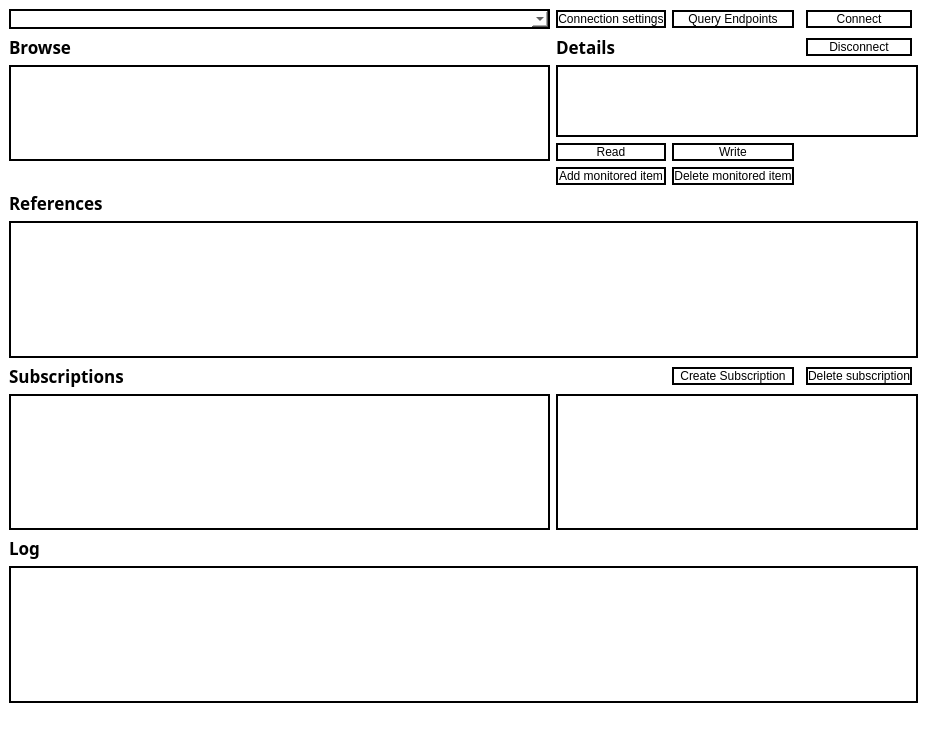
This is opc-client/mainWindow.ui in alexlocastro/industrial-informatics-opc-ua-python as Qt 5 draws it before an edit. The edited form follows.
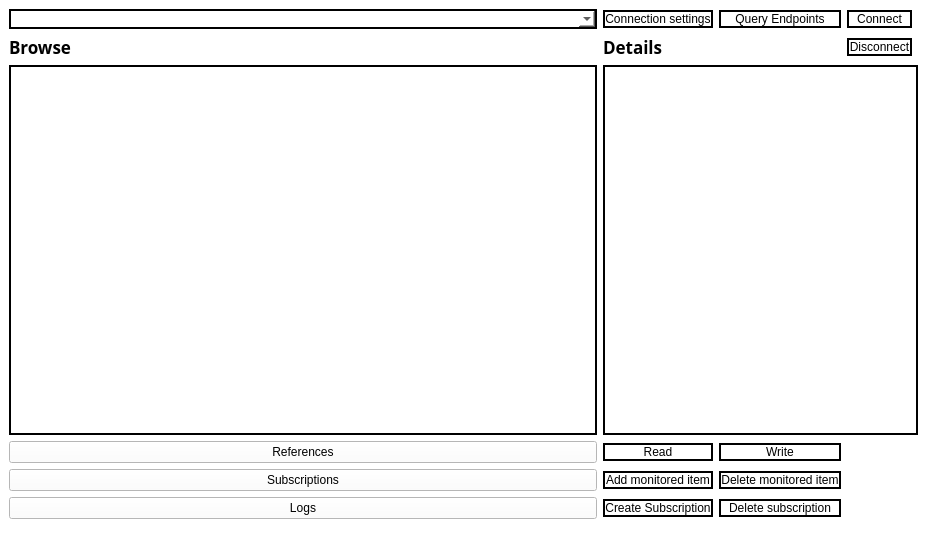
This is the edited form.

```diff
--- a/opc-client/mainWindow.ui
+++ b/opc-client/mainWindow.ui
@@ -7,7 +7,7 @@
     <x>0</x>
     <y>0</y>
     <width>927</width>
-    <height>734</height>
+    <height>550</height>
    </rect>
   </property>
   <property name="sizePolicy">
@@ -26,65 +26,7 @@
   </property>
   <widget class="QWidget" name="centralwidget">
    <layout class="QGridLayout" name="gridLayout">
-    <item row="9" column="2">
-     <widget class="QPushButton" name="unsubDataChangeButton">
-      <property name="styleSheet">
-       <string notr="true">QPushButton {
-	background-color: white;
-	border: 2px solid black;
-}</string>
-      </property>
-      <property name="text">
-       <string>Delete monitored item</string>
-      </property>
-     </widget>
-    </item>
-    <item row="3" column="1">
-     <widget class="QLabel" name="label_3">
-      <property name="font">
-       <font>
-        <family>Ubuntu Mono</family>
-        <pointsize>13</pointsize>
-        <weight>75</weight>
-        <bold>true</bold>
-       </font>
-      </property>
-      <property name="text">
-       <string>Details</string>
-      </property>
-     </widget>
-    </item>
-    <item row="4" column="0" rowspan="5">
-     <widget class="QTreeView" name="treeView">
-      <property name="styleSheet">
-       <string notr="true">border: 2px solid black;
-</string>
-      </property>
-      <property name="editTriggers">
-       <set>QAbstractItemView::NoEditTriggers</set>
-      </property>
-     </widget>
-    </item>
-    <item row="8" column="1">
-     <widget class="QPushButton" name="readButton">
-      <property name="sizePolicy">
-       <sizepolicy hsizetype="Minimum" vsizetype="Fixed">
-        <horstretch>0</horstretch>
-        <verstretch>0</verstretch>
-       </sizepolicy>
-      </property>
-      <property name="styleSheet">
-       <string notr="true">QPushButton {
-	background-color: white;
-	border: 2px solid black;
-}</string>
-      </property>
-      <property name="text">
-       <string>Read</string>
-      </property>
-     </widget>
-    </item>
-    <item row="3" column="0">
+    <item row="5" column="0">
      <widget class="QLabel" name="label_4">
       <property name="font">
        <font>
@@ -99,24 +41,8 @@
       </property>
      </widget>
     </item>
-    <item row="0" column="1">
-     <widget class="QPushButton" name="connSettingsButton">
-      <property name="styleSheet">
-       <string notr="true">QPushButton {
-	background-color: white;
-	border: 2px solid black;
-}</string>
-      </property>
-      <property name="text">
-       <string>Connection settings</string>
-      </property>
-     </widget>
-    </item>
-    <item row="4" column="1" rowspan="4" colspan="5">
-     <widget class="QTreeView" name="attrView">
-      <property name="enabled">
-       <bool>true</bool>
-      </property>
+    <item row="6" column="0" rowspan="5">
+     <widget class="QTreeView" name="treeView">
       <property name="styleSheet">
        <string notr="true">border: 2px solid black;
 </string>
@@ -126,22 +52,27 @@
       </property>
      </widget>
     </item>
-    <item row="15" column="0">
-     <widget class="QLabel" name="label_5">
-      <property name="font">
-       <font>
-        <family>Ubuntu Mono</family>
-        <pointsize>13</pointsize>
-        <weight>75</weight>
-        <bold>true</bold>
-       </font>
+    <item row="5" column="3">
+     <widget class="QPushButton" name="disconnectButton">
+      <property name="styleSheet">
+       <string notr="true">QPushButton {
+	background-color: white;
+	border: 2px solid black;
+}</string>
       </property>
       <property name="text">
-       <string>Log</string>
+       <string>Disconnect</string>
       </property>
      </widget>
     </item>
-    <item row="0" column="0">
+    <item row="16" column="0">
+     <widget class="QPushButton" name="showLogsButton">
+      <property name="text">
+       <string>Logs</string>
+      </property>
+     </widget>
+    </item>
+    <item row="2" column="0">
      <widget class="QComboBox" name="addressComboBox">
       <property name="sizePolicy">
        <sizepolicy hsizetype="Expanding" vsizetype="Fixed">
@@ -157,83 +88,7 @@
       </property>
      </widget>
     </item>
-    <item row="14" column="0">
-     <widget class="QTableView" name="subView">
-      <property name="styleSheet">
-       <string notr="true">border: 2px solid black;
-</string>
-      </property>
-      <property name="editTriggers">
-       <set>QAbstractItemView::NoEditTriggers</set>
-      </property>
-     </widget>
-    </item>
-    <item row="11" column="0" colspan="6">
-     <widget class="QTableView" name="refView">
-      <property name="enabled">
-       <bool>true</bool>
-      </property>
-      <property name="styleSheet">
-       <string notr="true">border: 2px solid black;
-</string>
-      </property>
-      <property name="editTriggers">
-       <set>QAbstractItemView::NoEditTriggers</set>
-      </property>
-     </widget>
-    </item>
-    <item row="8" column="2">
-     <widget class="QPushButton" name="writeButton">
-      <property name="styleSheet">
-       <string notr="true">QPushButton {
-	background-color: white;
-	border: 2px solid black;
-}</string>
-      </property>
-      <property name="text">
-       <string>Write</string>
-      </property>
-     </widget>
-    </item>
-    <item row="14" column="1" colspan="5">
-     <widget class="QTableView" name="monItemView">
-      <property name="styleSheet">
-       <string notr="true">border: 2px solid black;</string>
-      </property>
-      <property name="editTriggers">
-       <set>QAbstractItemView::NoEditTriggers</set>
-      </property>
-     </widget>
-    </item>
-    <item row="9" column="1">
-     <widget class="QPushButton" name="subDataChangeButton">
-      <property name="styleSheet">
-       <string notr="true">QPushButton {
-	background-color: white;
-	border: 2px solid black;
-}</string>
-      </property>
-      <property name="text">
-       <string>Add monitored item</string>
-      </property>
-     </widget>
-    </item>
-    <item row="13" column="0">
-     <widget class="QLabel" name="label_2">
-      <property name="font">
-       <font>
-        <family>Ubuntu Mono</family>
-        <pointsize>13</pointsize>
-        <weight>75</weight>
-        <bold>true</bold>
-       </font>
-      </property>
-      <property name="text">
-       <string>Subscriptions</string>
-      </property>
-     </widget>
-    </item>
-    <item row="0" column="2">
+    <item row="2" column="2">
      <widget class="QPushButton" name="endpointsButton">
       <property name="styleSheet">
        <string notr="true">QPushButton {
@@ -246,8 +101,41 @@
       </property>
      </widget>
     </item>
-    <item row="10" column="0">
-     <widget class="QLabel" name="label">
+    <item row="2" column="1">
+     <widget class="QPushButton" name="connSettingsButton">
+      <property name="styleSheet">
+       <string notr="true">QPushButton {
+	background-color: white;
+	border: 2px solid black;
+}</string>
+      </property>
+      <property name="text">
+       <string>Connection settings</string>
+      </property>
+     </widget>
+    </item>
+    <item row="12" column="0">
+     <widget class="QPushButton" name="showSubscriptionsButton">
+      <property name="text">
+       <string>Subscriptions</string>
+      </property>
+     </widget>
+    </item>
+    <item row="2" column="3">
+     <widget class="QPushButton" name="connectButton">
+      <property name="styleSheet">
+       <string notr="true">QPushButton {
+	background-color: white;
+	border: 2px solid black;
+}</string>
+      </property>
+      <property name="text">
+       <string>Connect</string>
+      </property>
+     </widget>
+    </item>
+    <item row="5" column="1">
+     <widget class="QLabel" name="label_3">
       <property name="font">
        <font>
         <family>Ubuntu Mono</family>
@@ -256,36 +144,19 @@
         <bold>true</bold>
        </font>
       </property>
+      <property name="text">
+       <string>Details</string>
+      </property>
+     </widget>
+    </item>
+    <item row="11" column="0">
+     <widget class="QPushButton" name="showReferencesButton">
       <property name="text">
        <string>References</string>
       </property>
      </widget>
     </item>
-    <item row="17" column="0" colspan="6">
-     <widget class="QTextEdit" name="logTextEdit">
-      <property name="styleSheet">
-       <string notr="true">border: 2px solid black;
-</string>
-      </property>
-      <property name="textInteractionFlags">
-       <set>Qt::TextSelectableByKeyboard|Qt::TextSelectableByMouse</set>
-      </property>
-     </widget>
-    </item>
-    <item row="13" column="4">
-     <widget class="QPushButton" name="deleteSubButton">
-      <property name="styleSheet">
-       <string notr="true">QPushButton {
-	background-color: white;
-	border: 2px solid black;
-}</string>
-      </property>
-      <property name="text">
-       <string>Delete subscription</string>
-      </property>
-     </widget>
-    </item>
-    <item row="13" column="2">
+    <item row="16" column="1">
      <widget class="QPushButton" name="createSubButton">
       <property name="styleSheet">
        <string notr="true">QPushButton {
@@ -298,8 +169,8 @@
       </property>
      </widget>
     </item>
-    <item row="0" column="4">
-     <widget class="QPushButton" name="connectButton">
+    <item row="12" column="1">
+     <widget class="QPushButton" name="subDataChangeButton">
       <property name="styleSheet">
        <string notr="true">QPushButton {
 	background-color: white;
@@ -307,12 +178,18 @@
 }</string>
       </property>
       <property name="text">
-       <string>Connect</string>
+       <string>Add monitored item</string>
       </property>
      </widget>
     </item>
-    <item row="3" column="4">
-     <widget class="QPushButton" name="disconnectButton">
+    <item row="11" column="1">
+     <widget class="QPushButton" name="readButton">
+      <property name="sizePolicy">
+       <sizepolicy hsizetype="Minimum" vsizetype="Fixed">
+        <horstretch>0</horstretch>
+        <verstretch>0</verstretch>
+       </sizepolicy>
+      </property>
       <property name="styleSheet">
        <string notr="true">QPushButton {
 	background-color: white;
@@ -320,7 +197,60 @@
 }</string>
       </property>
       <property name="text">
-       <string>Disconnect</string>
+       <string>Read</string>
+      </property>
+     </widget>
+    </item>
+    <item row="16" column="2">
+     <widget class="QPushButton" name="deleteSubButton">
+      <property name="styleSheet">
+       <string notr="true">QPushButton {
+	background-color: white;
+	border: 2px solid black;
+}</string>
+      </property>
+      <property name="text">
+       <string>Delete subscription</string>
+      </property>
+     </widget>
+    </item>
+    <item row="12" column="2">
+     <widget class="QPushButton" name="unsubDataChangeButton">
+      <property name="styleSheet">
+       <string notr="true">QPushButton {
+	background-color: white;
+	border: 2px solid black;
+}</string>
+      </property>
+      <property name="text">
+       <string>Delete monitored item</string>
+      </property>
+     </widget>
+    </item>
+    <item row="11" column="2">
+     <widget class="QPushButton" name="writeButton">
+      <property name="styleSheet">
+       <string notr="true">QPushButton {
+	background-color: white;
+	border: 2px solid black;
+}</string>
+      </property>
+      <property name="text">
+       <string>Write</string>
+      </property>
+     </widget>
+    </item>
+    <item row="6" column="1" rowspan="5" colspan="4">
+     <widget class="QTreeView" name="attrView">
+      <property name="enabled">
+       <bool>true</bool>
+      </property>
+      <property name="styleSheet">
+       <string notr="true">border: 2px solid black;
+</string>
+      </property>
+      <property name="editTriggers">
+       <set>QAbstractItemView::NoEditTriggers</set>
       </property>
      </widget>
     </item>
```
